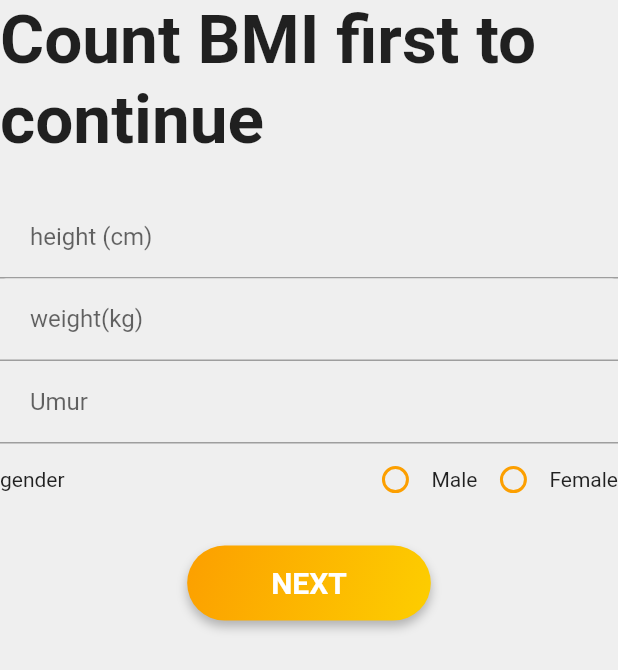
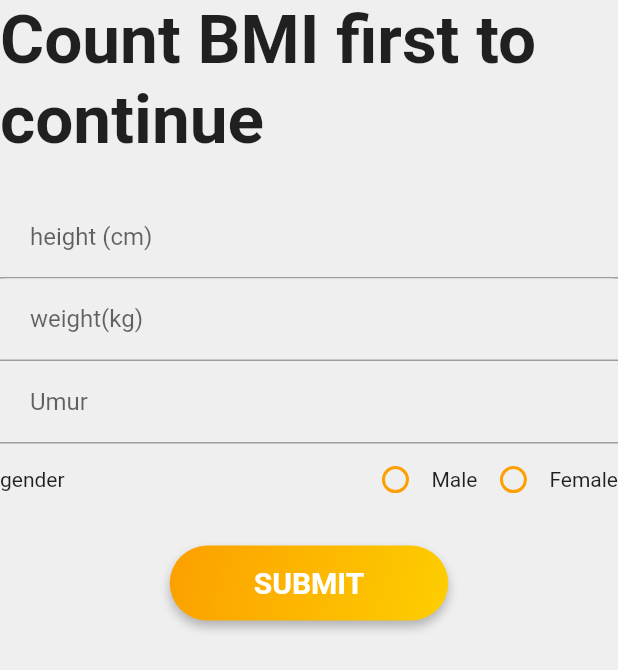
Before and after one commit to zahronurobbyashari/monitoring-kalori, a Flutter app: the HitungBmiView screen opened by its route, on a phone screen of 412 x 824 dp. Shown: the top 670 px of the screen. Run offline on Flutter 3.47's test engine with Material 2 defaults, Android fonts, the phone set to English and light mode, and no system bars; our stand-ins replace cloud_firestore, firebase_auth, firebase_core, get, hexcolor, select_form_field; accounts and stored records are empty.

Commit message:
[FEAT] Hitung bmi

```diff
--- a/lib/app/modules/hitung_bmi/views/hitung_bmi_view.dart
+++ b/lib/app/modules/hitung_bmi/views/hitung_bmi_view.dart
@@ -49,26 +49,36 @@ class HitungBmiView extends GetView<HitungBmiController> {
                     height: height * 0.03,
                   ),
                   Form(
+                      key: controller.bmiFormKey,
                       child: Column(
                         children: [
                           TextFormField(
+                            controller: controller.heightc,
                             decoration: FormHelper().textInputDecoration(
                               'height (cm)',
                               'enter your height',
                             ),
+                            onSaved: (value) =>
+                                controller.height = int.parse(value!),
                             keyboardType: TextInputType.number,
                           ),
                           TextFormField(
+                            controller: controller.weightc,
                             decoration: FormHelper().textInputDecoration(
                               'weight(kg)',
                               'enter your weight',
                             ),
+                            onSaved: (value) =>
+                                controller.weight = int.parse(value!),
                           ),
                           TextFormField(
+                            controller: controller.agec,
                             decoration: FormHelper().textInputDecoration(
                               'Umur',
                               'enter your umur',
                             ),
+                            onSaved: (value) =>
+                                controller.age = int.parse(value!),
                           ),
                           Container(
                             child: Row(
@@ -113,15 +123,18 @@ class HitungBmiView extends GetView<HitungBmiController> {
                           ),
                           Container(
                             margin: const EdgeInsets.only(top: 20),
-                        decoration: FormHelper().buttonBoxDecoration(context),
+                            decoration:
+                                FormHelper().buttonBoxDecoration(context),
                             child: ElevatedButton(
                               style: FormHelper().buttonStyle(),
-                          onPressed: () {},
+                              onPressed: () {
+                                controller.calcBMI();
+                              },
                               child: Padding(
                                 padding: const EdgeInsets.symmetric(
                                     vertical: 10, horizontal: 40),
                                 child: Text(
-                              'Next'.toUpperCase(),
+                                  'Submit'.toUpperCase(),
                                   style: const TextStyle(
                                       fontSize: 20,
                                       fontWeight: FontWeight.bold,
```
Also changed, not shown: lib/app/modules/hitung_bmi/controllers/hitung_bmi_controller.dart (+63 -0 lines), 1 other file. Lines whose indentation alone changed are shown as unchanged.
